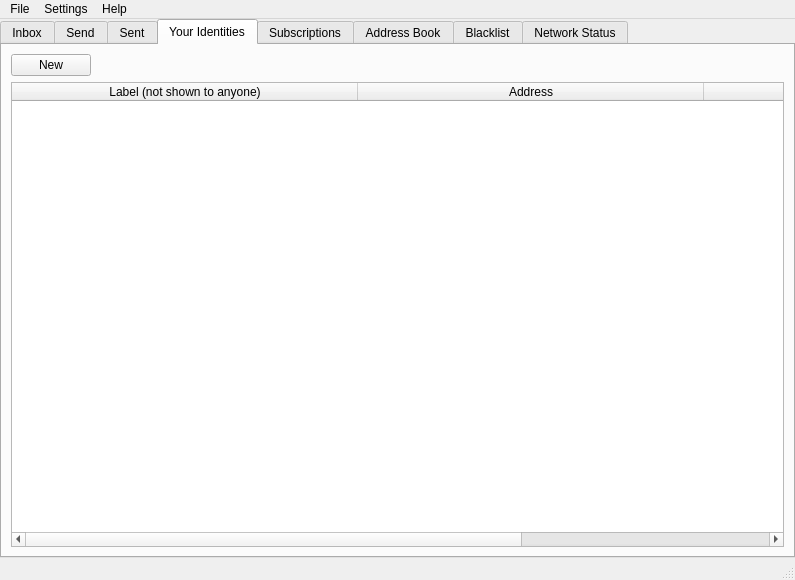
This is src/bitmessageqt/bitmessageui.ui in Bitmessage/PyBitmessage as Qt 5 draws it before an edit. The edited form follows.
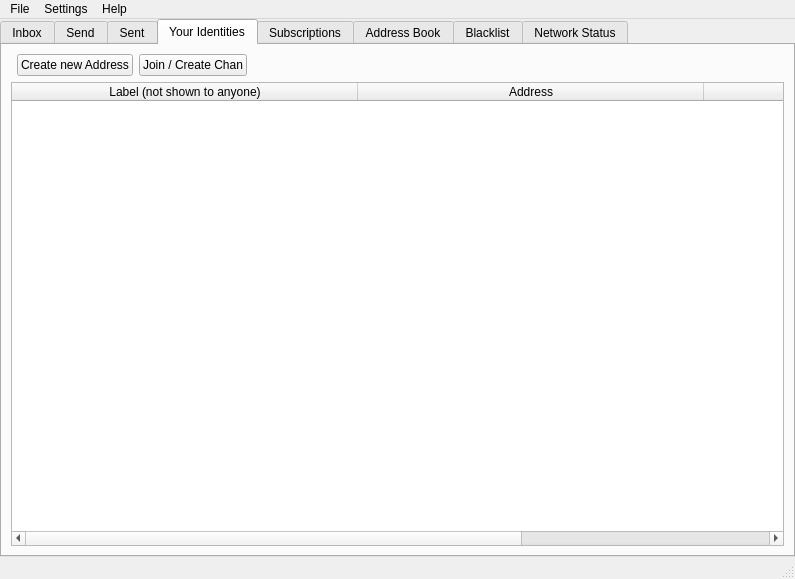
This is the edited form. The open tabs and pages were chosen to show the change. Icons and pictures are not drawn.

Commit message:
GUI context menu improvements:
Everywhere:
- copy address => copy addresses

In Identities:
- allow multiple selections
- "Send to this Address" (filters out non-chans not to send to yourself, filters out addresses already in recipient field)

```diff
--- a/src/bitmessageqt/bitmessageui.ui
+++ b/src/bitmessageqt/bitmessageui.ui
@@ -7,7 +7,7 @@
     <x>0</x>
     <y>0</y>
     <width>795</width>
-    <height>580</height>
+    <height>579</height>
    </rect>
   </property>
   <property name="windowTitle">
@@ -485,14 +485,14 @@
         <string>Your Identities</string>
        </attribute>
        <layout class="QGridLayout" name="gridLayout_3">
-        <item row="0" column="0">
+        <item row="0" column="1">
          <widget class="QPushButton" name="pushButtonNewAddress">
           <property name="text">
-           <string>New</string>
+           <string>Create new Address</string>
           </property>
          </widget>
         </item>
-        <item row="0" column="1">
+        <item row="0" column="3">
          <spacer name="horizontalSpacer">
           <property name="orientation">
            <enum>Qt::Horizontal</enum>
@@ -505,8 +505,11 @@
           </property>
          </spacer>
         </item>
-        <item row="1" column="0" colspan="2">
+        <item row="1" column="0" colspan="4">
          <widget class="QTableWidget" name="tableWidgetYourIdentities">
+          <property name="styleSheet">
+           <string notr="true"/>
+          </property>
           <property name="frameShadow">
            <enum>QFrame::Sunken</enum>
           </property>
@@ -574,6 +577,13 @@
           </column>
          </widget>
         </item>
+        <item row="0" column="2">
+         <widget class="QPushButton" name="pushButtonJoinCreateChan">
+          <property name="text">
+           <string>Join / Create Chan</string>
+          </property>
+         </widget>
+        </item>
        </layout>
       </widget>
       <widget class="QWidget" name="subscriptions">
```
Left out of the diff: 31 changed lines with no effect on the pictures. The commit also changes 3 other files.
